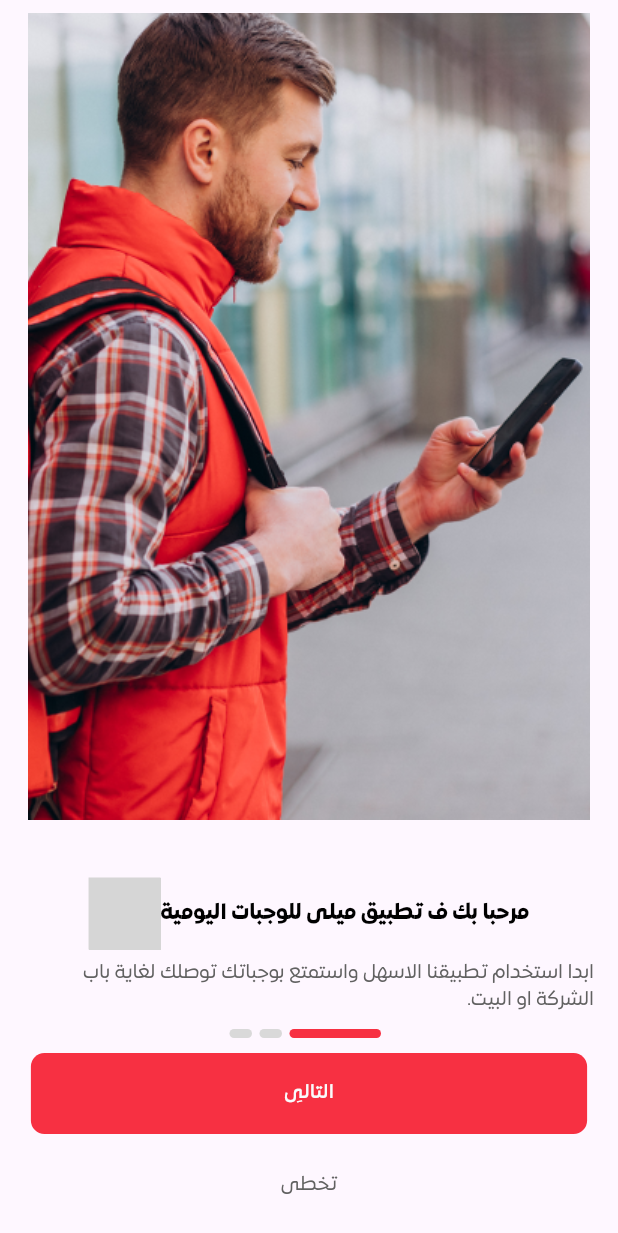
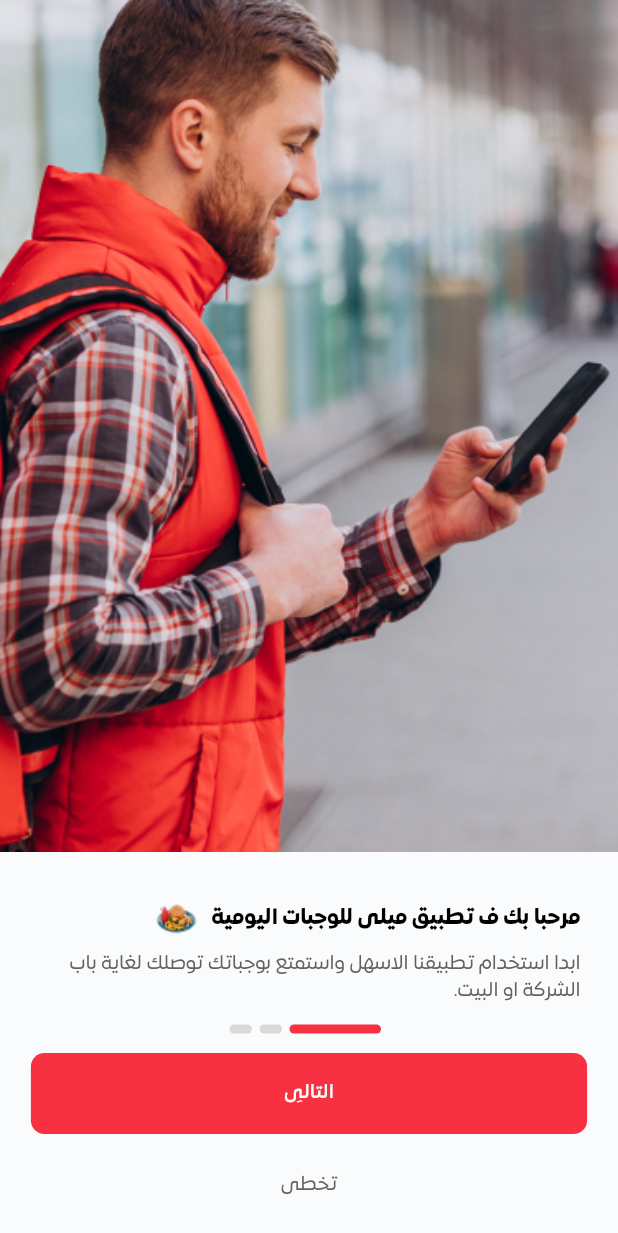
Before and after one commit to KHgamal/mealy, a Flutter app: the OnBoardingView screen opened by its route, on a phone screen of 412 x 824 dp. Shown: the top 1233 px of the screen. Run offline on Flutter 3.47's test engine with Material 3 defaults, Android fonts, the phone set to English and light mode, and no system bars; our stand-ins replace equatable, flutter_svg, toggle_switch; grey boxes are pictures that could not be loaded.

Commit message:
customize on_boarding image & subTitle

```diff
--- a/lib/features/onBoarding/presentation/views/on_boarding_view.dart
+++ b/lib/features/onBoarding/presentation/views/on_boarding_view.dart
@@ -1,15 +1,8 @@
-
-import 'package:flutter/cupertino.dart';
 import 'package:flutter/material.dart';
-import 'package:flutter_svg/flutter_svg.dart';
-import 'package:mealy/core/common/res/colors.dart';
-
-import '../../../../core/common/res/styles.dart';
-import '../../../../core/common/widgets/common_button.dart';
 import '../../../../generated/assets.dart';
 import '../../../../generated/l10n.dart';
 import '../../data/models/on_boarding_model.dart';
-import '../widgets/dots_indicator.dart';
+import '../widgets/control_current_page_section.dart';
 import '../widgets/image_page_view.dart';
 class OnBoardingView extends StatefulWidget {
   const OnBoardingView({Key? key}) : super(key: key);
@@ -56,71 +49,32 @@ class _OnBoardingViewState extends State<OnBoardingView> {
 
   @override
   Widget build(BuildContext context) {
-
     return Scaffold(
       body: Column(
           children: [
-            Expanded(
-                //flex: 2,
+           Expanded(
+
                 child: ImagesPageView(items: itemsList(context),
-                  pageController: pageController,)),
+                    pageController: pageController,),
+                ),
            const SizedBox(height: 30,),
-            Padding(
-              padding: const EdgeInsets.symmetric(horizontal:16),
-              child: Column(
-                children: [
-                  Row(
-                   mainAxisAlignment:MainAxisAlignment.center,
-                    children: [
-                      Text(
-                       itemsList(context)[currentPageIndex].title,
-                        style: Styles.textStyleBold18(context)
-                      ),
-                      SvgPicture.asset (Assets.imagesFoodHeaderIcon ,
-                      ),
-                    ],
-                  ),
-                  const SizedBox(
-                    height: 7,
-                  ),
-                  Text(
-                    itemsList(context)[currentPageIndex].subTitle,
-                    style: Styles.textStyleBook16(context).copyWith(color: AllColors.descr)
-                  ),
-                  const SizedBox(
-                    height:10,
-                  ),
-                  DotsIndicator(currentPageIndex: currentPageIndex),
-                  const SizedBox(
-                    height: 10,
-                  ),
-                  CommonButton(
-                    onPressed: (){
-                      setState(() {
-                        if(currentPageIndex<2) {
-                          currentPageIndex++;
-                        }
-                      });},
-                    radius: 9,
-                    txt:S.of(context).next,
-                  ),
-                  const SizedBox(
-                    height: 10,
-                  ),
-                  TextButton(onPressed: (){}, child: Text(
-                    S.of(context).skip,
-                    style:Styles.textStyleBook16(context).copyWith(color: AllColors.descr)
-                  ),),
-                  const SizedBox(
-                    height: 10,
-                  ),
-                ],
-              ),
+           ControlCurrentPageSection(
+              title: itemsList(context)[currentPageIndex].title,
+              subTitle: itemsList(context)[currentPageIndex].subTitle,
+              currentPageIndex: currentPageIndex,
+              nextPage:nextPage ,
             )
-
-
           ],
       ),
     );
   }
+
+  void nextPage() {
+     setState(() {
+      if(currentPageIndex<2) {
+        currentPageIndex++;
+        pageController.jumpToPage(pageController.page!.round()+1);
+      }
+    });
+  }
 }
--- /dev/null
+++ b/lib/features/onBoarding/presentation/widgets/control_current_page_section.dart
@@ -0,0 +1,54 @@
+import 'package:flutter/material.dart';
+import 'package:mealy/features/onBoarding/presentation/widgets/dots_indicator.dart';
+import 'package:mealy/features/onBoarding/presentation/widgets/on_boarding_descrption.dart';
+
+import '../../../../core/common/res/colors.dart';
+import '../../../../core/common/res/styles.dart';
+import '../../../../core/common/widgets/common_button.dart';
+import '../../../../generated/l10n.dart';
+import 'on_boarding_title.dart';
+class ControlCurrentPageSection extends StatelessWidget {
+  const ControlCurrentPageSection({Key? key, required this.title, required this.subTitle, required this.currentPageIndex, required this.nextPage}) : super(key: key);
+final String title ;
+final String subTitle;
+final int currentPageIndex;
+final void Function() nextPage;
+  @override
+  Widget build(BuildContext context) {
+    return   Padding(
+      padding: const EdgeInsets.symmetric(horizontal:16),
+      child: Column(
+        mainAxisAlignment: MainAxisAlignment.center,
+        children: [
+          OnBoardingHeader(title:title ,),
+          const SizedBox(
+            height: 7,
+          ),
+          OnBoardingDescription(subTitle: subTitle),
+          const SizedBox(
+            height:13,
+          ),
+          DotsIndicator(currentPageIndex: currentPageIndex),
+          const SizedBox(
+            height: 13,
+          ),
+          CommonButton(
+            onPressed: ()=> nextPage(),
+            radius: 9,
+            txt:S.of(context).next,
+          ),
+          const SizedBox(
+            height: 10,
+          ),
+          TextButton(onPressed: (){}, child: Text(
+              S.of(context).skip,
+              style:Styles.textStyleBook16(context).copyWith(color: AllColors.descr)
+          ),),
+          const SizedBox(
+            height: 10,
+          ),
+        ],
+      ),
+    );
+  }
+}
--- a/lib/features/onBoarding/presentation/widgets/image_page_view.dart
+++ b/lib/features/onBoarding/presentation/widgets/image_page_view.dart
@@ -11,7 +11,8 @@ class ImagesPageView extends StatelessWidget {
     return PageView.builder(
         controller: pageController,
         itemCount: 3,
-        itemBuilder: (context,index)=> Image.asset(items[index].image)
+        itemBuilder: (context,index)=> Image.asset(items[index].image ,
+          fit:BoxFit.cover ,)
     );
   }
 }
--- /dev/null
+++ b/lib/features/onBoarding/presentation/widgets/on_boarding_descrption.dart
@@ -0,0 +1,24 @@
+import 'package:flutter/material.dart';
+
+import '../../../../core/common/res/colors.dart';
+import '../../../../core/common/res/styles.dart';
+
+class OnBoardingDescription extends StatelessWidget {
+  const OnBoardingDescription({Key? key, required this.subTitle}) : super(key: key);
+  final String subTitle;
+  @override
+  Widget build(BuildContext context) {
+    return Row(
+      children: [
+        const SizedBox(width: 9,),
+        Flexible(
+          child: Text(
+              //
+              subTitle ,
+              style: Styles.textStyleBook16(context).copyWith(color: AllColors.descr)
+          ),
+        ),
+      ],
+    );
+  }
+}
--- /dev/null
+++ b/lib/features/onBoarding/presentation/widgets/on_boarding_title.dart
@@ -0,0 +1,24 @@
+import 'package:flutter/material.dart';
+
+import '../../../../core/common/res/styles.dart';
+import '../../../../generated/assets.dart';
+class OnBoardingHeader extends StatelessWidget {
+  const OnBoardingHeader({Key? key, required this.title}) : super(key: key);
+final String title;
+  @override
+  Widget build(BuildContext context) {
+    return Row(
+      children: [
+        const SizedBox(width: 9,),
+        Text(
+        //
+            title ,
+            style: Styles.textStyleBold18(context)
+        ),
+        const SizedBox(width: 9,),
+        Image.asset (Assets.imagesFoodHeaderIcon ,
+        ),
+      ],
+    );
+  }
+}
--- a/lib/main.dart
+++ b/lib/main.dart
@@ -1,5 +1,6 @@
 import 'package:flutter/material.dart';
 import 'package:flutter_localizations/flutter_localizations.dart';
+import 'package:mealy/core/common/res/colors.dart';
 import 'package:mealy/features/splash/Presentation/views/splash_view.dart';
 import 'package:mealy/generated/l10n.dart';
 
@@ -12,7 +13,6 @@ void main() {
 class MyApp extends StatelessWidget {
   const MyApp({super.key});
 
-  // This widget is the root of your application.
   @override
   Widget build(BuildContext context) {
     return MaterialApp(
@@ -26,6 +26,7 @@ class MyApp extends StatelessWidget {
       ],
       supportedLocales: S.delegate.supportedLocales,
       theme: ThemeData(
+        scaffoldBackgroundColor:AllColors.buttonTextColor,
         useMaterial3: true,
         fontFamily: "Expo Arabic",
       ),
```
Also changed, not shown: assets/images/MastercardPayment.svg (renamed from assets/images/mastercard - Payment.svg), assets/images/foodHeaderIcon.png (added), lib/generated/assets.dart.
